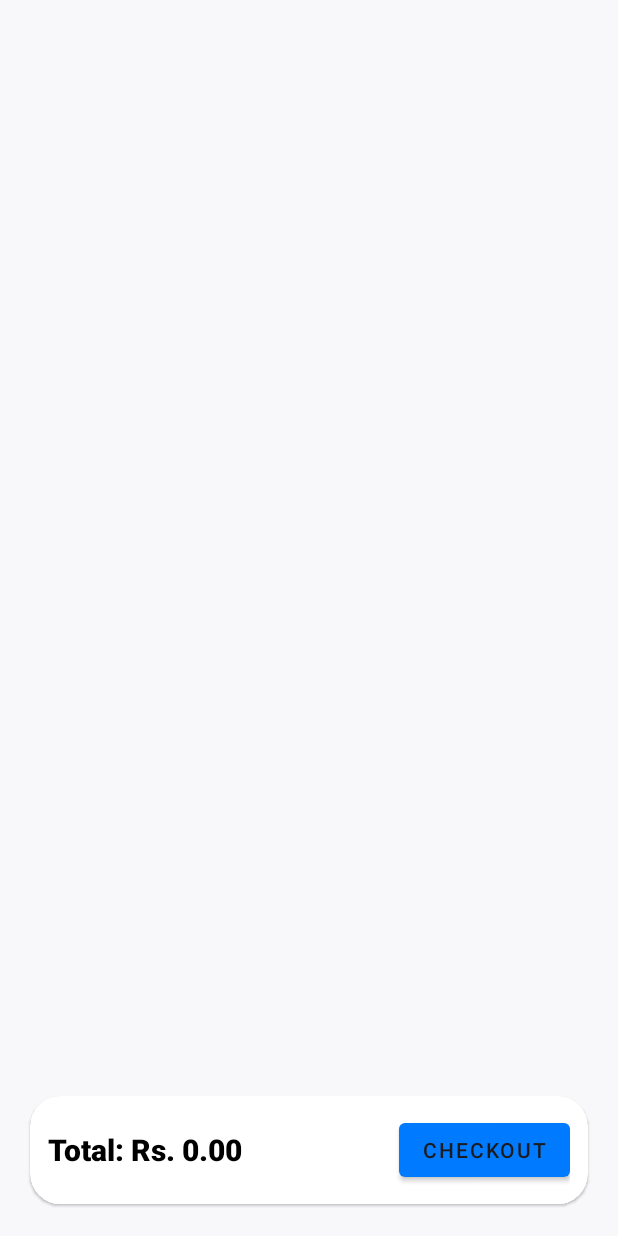
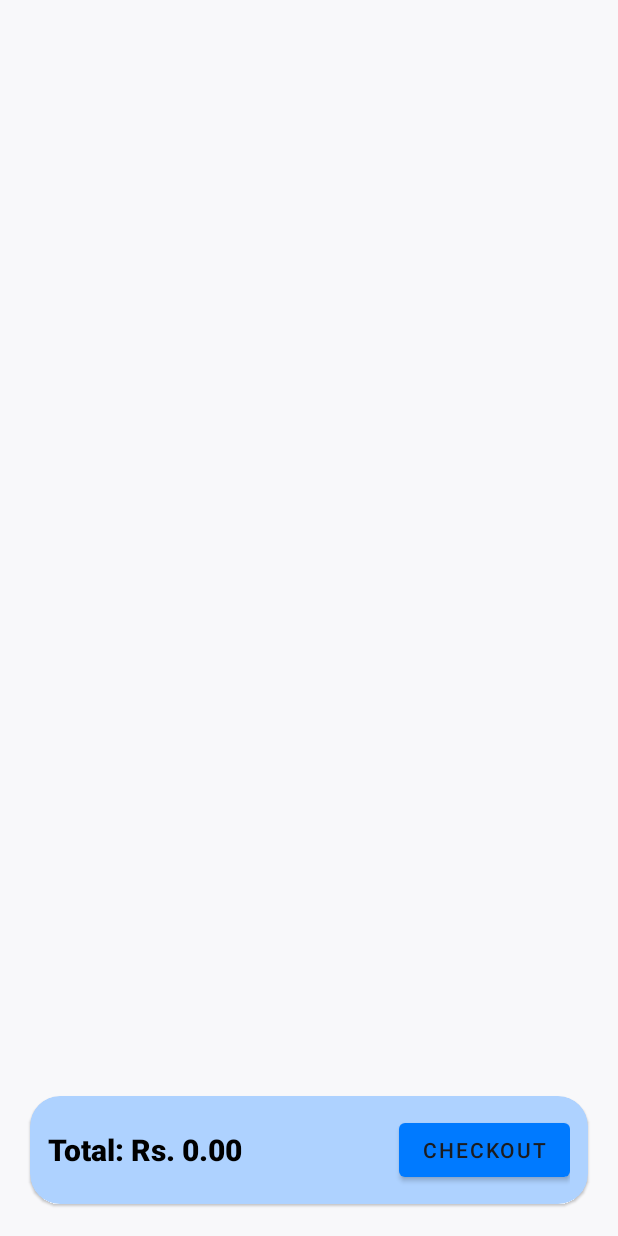
Before and after one commit to DilshaPrathibha/HyperZone, an Android app: the layout fragment_cart.xml on its own in the app's theme, with its tools: preview values and no code run, on a phone screen of 412 x 824 dp. Run offline under Robolectric (Android 15) with nearby library versions, the light colour scheme and no system bars.

Commit message:
updated colors

```diff
--- a/app/src/main/res/layout/fragment_cart.xml
+++ b/app/src/main/res/layout/fragment_cart.xml
@@ -52,7 +52,7 @@
         android:layout_width="0dp"
         android:layout_height="wrap_content"
         android:layout_margin="12dp"
-        app:cardBackgroundColor="@color/cardBackground"
+        app:cardBackgroundColor="@color/productCardBackground"
         app:cardCornerRadius="20dp"
         app:cardUseCompatPadding="true"
         app:layout_constraintBottom_toBottomOf="parent"
--- a/app/src/main/res/values/colors.xml
+++ b/app/src/main/res/values/colors.xml
@@ -3,11 +3,11 @@
     <!-- Light tokens -->
     <color name="accent">#007AFF</color>
     <color name="background">#F8F8FA</color>
-    <color name="white">#FFFFFF</color>
+    <color name="white">#AED2FF</color>
     <color name="textPrimary">#000000</color>  <!-- Darker black for primary text -->
     <color name="textSecondary">#424242</color>  <!-- Darker gray for secondary text -->
     <color name="cardBackground">#FFFFFF</color>  <!-- White background for cards -->
-    <color name="productCardBackground">#F0F0F0</color>  <!-- Slightly darker gray for product cards -->
+    <color name="productCardBackground">#AED2FF</color>  <!-- Slightly darker gray for product cards -->
     <color name="card_stroke">#E5E7EC</color>
     <color name="colorOnSurface">#1C1C1E</color>
     <color name="colorSurfaceVariant">#E5E7EC</color>
```
Also changed, not shown: 9 other files.
